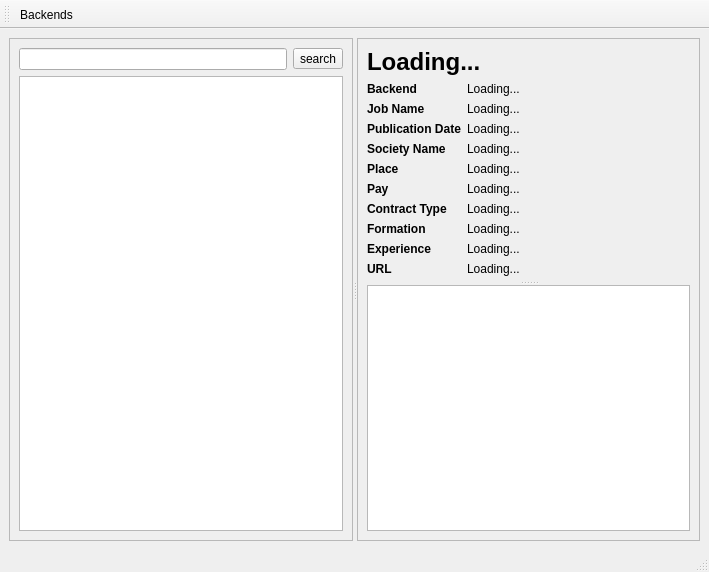
Before: the Qt Designer form weboob/applications/qhandjoob/ui/main_window.ui in alexbonhomme/Weboob, drawn with Qt 5.
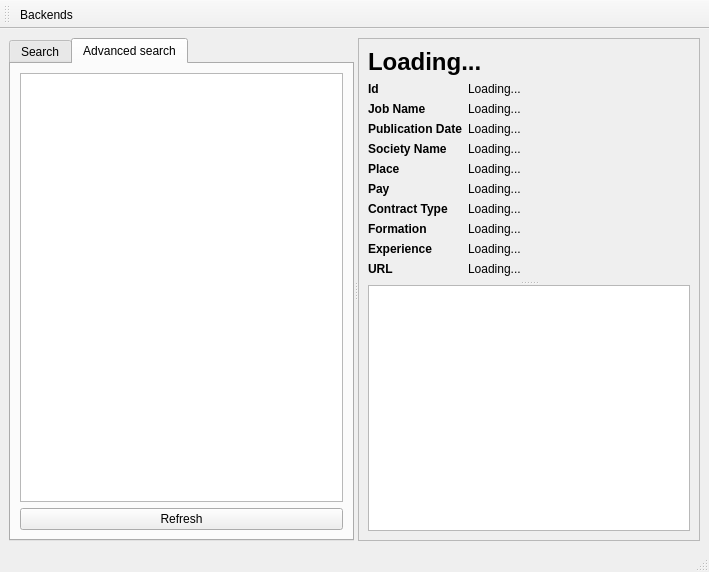
After: the same form once the commit is applied.

```diff
--- a/weboob/applications/qhandjoob/ui/main_window.ui
+++ b/weboob/applications/qhandjoob/ui/main_window.ui
@@ -20,19 +20,20 @@
       <property name="orientation">
        <enum>Qt::Horizontal</enum>
       </property>
-      <widget class="QFrame" name="queriesFrame">
+      <widget class="QTabWidget" name="queriesTabWidget">
        <property name="sizePolicy">
         <sizepolicy hsizetype="Fixed" vsizetype="Preferred">
          <horstretch>0</horstretch>
          <verstretch>0</verstretch>
         </sizepolicy>
        </property>
-       <property name="frameShape">
-        <enum>QFrame::StyledPanel</enum>
+       <property name="currentIndex">
+        <number>1</number>
        </property>
-       <property name="frameShadow">
-        <enum>QFrame::Raised</enum>
-       </property>
+       <widget class="QWidget" name="SearchTab">
+        <attribute name="title">
+         <string>Search</string>
+        </attribute>
        <layout class="QVBoxLayout" name="verticalLayout_2">
         <item>
          <layout class="QHBoxLayout" name="horizontalLayout">
@@ -70,7 +71,58 @@
           </property>
          </widget>
         </item>
-       </layout>
+         <item>
+          <layout class="QHBoxLayout" name="horizontalLayout_2">
+           <item>
+            <widget class="QLabel" name="label_2">
+             <property name="text">
+              <string> id : </string>
+             </property>
+            </widget>
+           </item>
+           <item>
+            <widget class="QLineEdit" name="idEdit"/>
+           </item>
+          </layout>
+         </item>
+        </layout>
+       </widget>
+       <widget class="QWidget" name="advancedSearchResult">
+        <attribute name="title">
+         <string>Advanced search</string>
+        </attribute>
+        <layout class="QVBoxLayout" name="verticalLayout_3">
+         <item>
+          <widget class="QListWidget" name="jobListAdvancedSearch">
+           <property name="sizePolicy">
+            <sizepolicy hsizetype="Expanding" vsizetype="Expanding">
+             <horstretch>0</horstretch>
+             <verstretch>0</verstretch>
+            </sizepolicy>
+           </property>
+           <property name="editTriggers">
+            <set>QAbstractItemView::NoEditTriggers</set>
+           </property>
+           <property name="iconSize">
+            <size>
+             <width>128</width>
+             <height>128</height>
+            </size>
+           </property>
+           <property name="sortingEnabled">
+            <bool>true</bool>
+           </property>
+          </widget>
+         </item>
+         <item>
+          <widget class="QPushButton" name="refreshButton">
+           <property name="text">
+            <string>Refresh</string>
+           </property>
+          </widget>
+         </item>
+        </layout>
+       </widget>
       </widget>
       <widget class="QSplitter" name="splitter">
        <property name="orientation">
@@ -120,7 +172,7 @@
                     </font>
                    </property>
                    <property name="text">
-                    <string>Backend</string>
+                    <string>Id</string>
                    </property>
                   </widget>
                  </item>
```
Left out of the diff: 11 changed lines with no effect on the pictures. Lines whose indentation alone changed are shown as unchanged.
